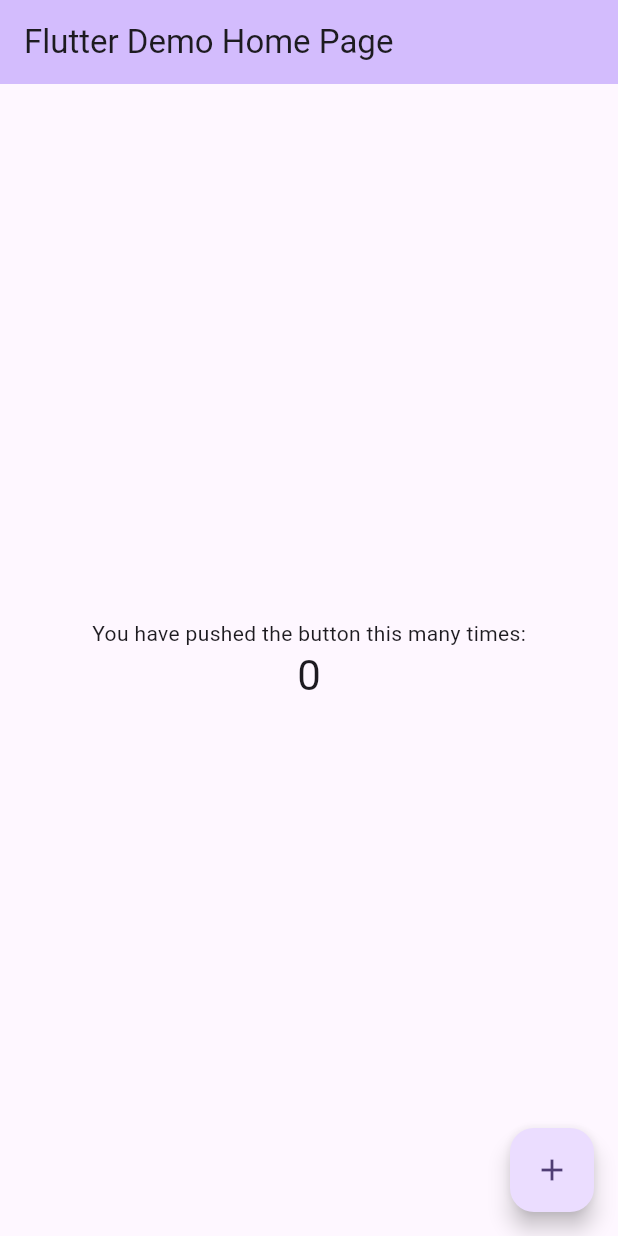
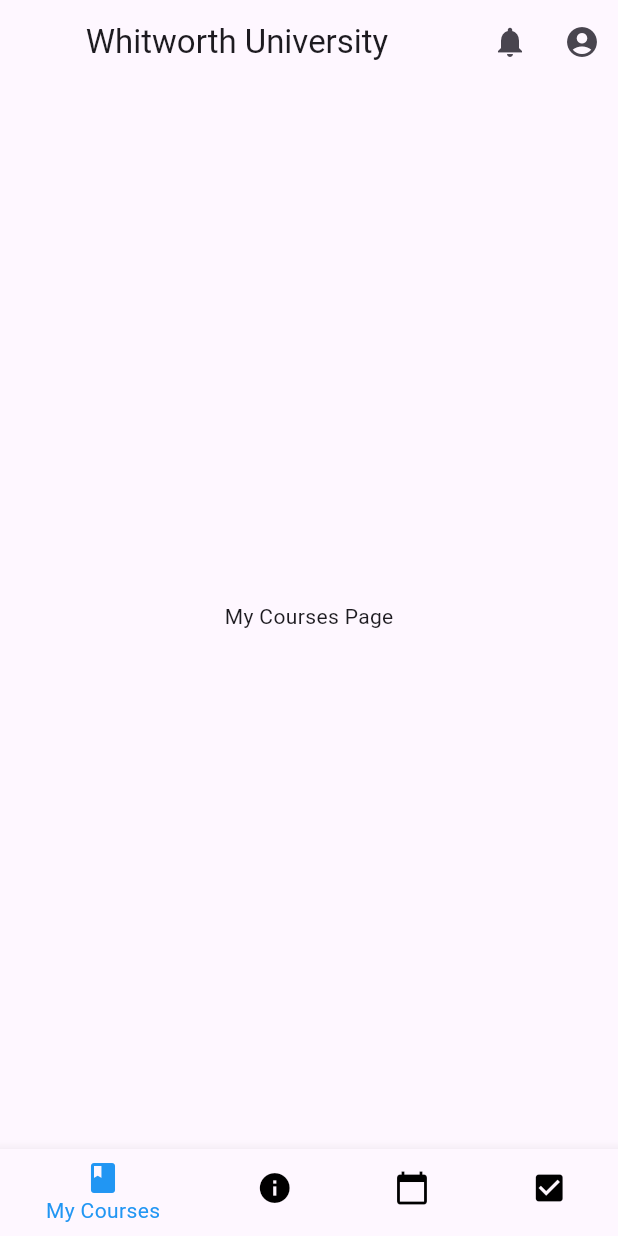
Before and after one commit to Ronnyboy125/Student-Companion-Mobile-App, a Flutter app: the screen it shows after launch, on a phone screen of 412 x 824 dp. Run offline on Flutter 3.47's test engine with Material 3 defaults, Android fonts, the phone set to English and light mode, and no system bars.

```diff
--- a/app2/studentcompanion/lib/main.dart
+++ b/app2/studentcompanion/lib/main.dart
@@ -5,31 +5,14 @@ void main() {
 }
 
 class MyApp extends StatelessWidget {
-  const MyApp({super.key});
+  const MyApp({Key? key});
 
-  // This widget is the root of your application.
   @override
   Widget build(BuildContext context) {
     return MaterialApp(
-      title: 'Flutter Demo',
+      title: 'Whitworth University',
       theme: ThemeData(
-        // This is the theme of your application.
-        //
-        // TRY THIS: Try running your application with "flutter run". You'll see
-        // the application has a purple toolbar. Then, without quitting the app,
-        // try changing the seedColor in the colorScheme below to Colors.green
-        // and then invoke "hot reload" (save your changes or press the "hot
-        // reload" button in a Flutter-supported IDE, or press "r" if you used
-        // the command line to start the app).
-        //
-        // Notice that the counter didn't reset back to zero; the application
-        // state is not lost during the reload. To reset the state, use hot
-        // restart instead.
-        //
-        // This works for code too, not just values: Most code changes can be
-        // tested with just a hot reload.
-        colorScheme: ColorScheme.fromSeed(seedColor: Colors.deepPurple),
-        useMaterial3: true,
+        primarySwatch: Colors.blue,
       ),
       home: const MyHomePage(title: 'Flutter Demo Home Page'),
     );
@@ -37,16 +20,7 @@ class MyApp extends StatelessWidget {
 }
 
 class MyHomePage extends StatefulWidget {
-  const MyHomePage({super.key, required this.title});
-
-  // This widget is the home page of your application. It is stateful, meaning
-  // that it has a State object (defined below) that contains fields that affect
-  // how it looks.
-
-  // This class is the configuration for the state. It holds the values (in this
-  // case the title) provided by the parent (in this case the App widget) and
-  // used by the build method of the State. Fields in a Widget subclass are
-  // always marked "final".
+  const MyHomePage({Key? key, required this.title});
 
   final String title;
 
@@ -55,71 +29,64 @@ class MyHomePage extends StatefulWidget {
 }
 
 class _MyHomePageState extends State<MyHomePage> {
-  int _counter = 0;
+  int _selectedIndex = 0;
 
-  void _incrementCounter() {
+  static const List<Widget> _widgetOptions = <Widget>[
+    Text('My Courses Page'),
+    Text('Information Board Page'),
+    Text('Calendar Page'),
+    Text('ToDo List Page'),
+  ];
+
+  void _onItemTapped(int index) {
     setState(() {
-      // This call to setState tells the Flutter framework that something has
-      // changed in this State, which causes it to rerun the build method below
-      // so that the display can reflect the updated values. If we changed
-      // _counter without calling setState(), then the build method would not be
-      // called again, and so nothing would appear to happen.
-      _counter++;
+      _selectedIndex = index;
     });
   }
 
   @override
   Widget build(BuildContext context) {
-    // This method is rerun every time setState is called, for instance as done
-    // by the _incrementCounter method above.
-    //
-    // The Flutter framework has been optimized to make rerunning build methods
-    // fast, so that you can just rebuild anything that needs updating rather
-    // than having to individually change instances of widgets.
     return Scaffold(
       appBar: AppBar(
-        // TRY THIS: Try changing the color here to a specific color (to
-        // Colors.amber, perhaps?) and trigger a hot reload to see the AppBar
-        // change color while the other colors stay the same.
-        backgroundColor: Theme.of(context).colorScheme.inversePrimary,
-        // Here we take the value from the MyHomePage object that was created by
-        // the App.build method, and use it to set our appbar title.
-        title: Text(widget.title),
+        title: Center(child: Text('Whitworth University')),
+        actions: [
+          IconButton(
+            onPressed: () {},
+            icon: Icon(Icons.notifications),
+          ),
+          IconButton(
+            onPressed: () {},
+            icon: Icon(Icons.account_circle),
+          ),
+        ],
       ),
       body: Center(
-        // Center is a layout widget. It takes a single child and positions it
-        // in the middle of the parent.
-        child: Column(
-          // Column is also a layout widget. It takes a list of children and
-          // arranges them vertically. By default, it sizes itself to fit its
-          // children horizontally, and tries to be as tall as its parent.
-          //
-          // Column has various properties to control how it sizes itself and
-          // how it positions its children. Here we use mainAxisAlignment to
-          // center the children vertically; the main axis here is the vertical
-          // axis because Columns are vertical (the cross axis would be
-          // horizontal).
-          //
-          // TRY THIS: Invoke "debug painting" (choose the "Toggle Debug Paint"
-          // action in the IDE, or press "p" in the console), to see the
-          // wireframe for each widget.
-          mainAxisAlignment: MainAxisAlignment.center,
-          children: <Widget>[
-            const Text(
-              'You have pushed the button this many times:',
-            ),
-            Text(
-              '$_counter',
-              style: Theme.of(context).textTheme.headlineMedium,
-            ),
-          ],
-        ),
+        child: _widgetOptions.elementAt(_selectedIndex),
       ),
-      floatingActionButton: FloatingActionButton(
-        onPressed: _incrementCounter,
-        tooltip: 'Increment',
-        child: const Icon(Icons.add),
-      ), // This trailing comma makes auto-formatting nicer for build methods.
+      bottomNavigationBar: BottomNavigationBar(
+        items: const <BottomNavigationBarItem>[
+          BottomNavigationBarItem(
+            icon: Icon(Icons.book),
+            label: 'My Courses',
+          ),
+          BottomNavigationBarItem(
+            icon: Icon(Icons.info),
+            label: 'Information Board',
+          ),
+          BottomNavigationBarItem(
+            icon: Icon(Icons.calendar_today),
+            label: 'Calendar',
+          ),
+          BottomNavigationBarItem(
+            icon: Icon(Icons.check_box),
+            label: 'ToDo List',
+          ),
+        ],
+        currentIndex: _selectedIndex,
+        selectedItemColor: Colors.blue, // Set the selected item color to blue
+        unselectedItemColor: Colors.black, // Set the unselected item color to black
+        onTap: _onItemTapped,
+      ),
     );
   }
 }
```
